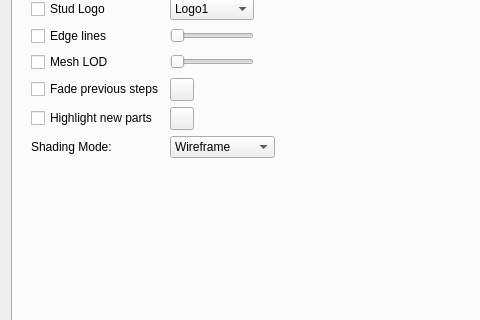
First picture: the form in qt/lc_qpreferencesdialog.ui, repository leozide/leocad, before the edit; both pictures show x 0 to 480 and y 85 to 405 of the 598 by 505 pixel window.
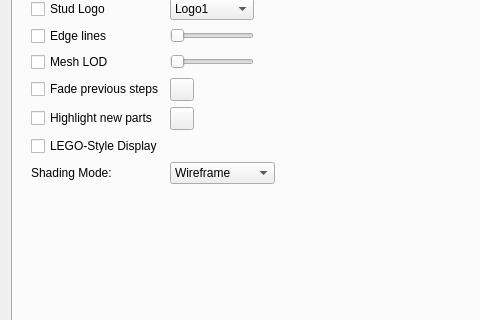
Second picture: the form after the edit. The open tabs and pages were chosen to show the change. Icons and pictures are not drawn.

Commit message: LEGO-Style Dispaly

The edit to the form file:
```diff
--- a/qt/lc_qpreferencesdialog.ui
+++ b/qt/lc_qpreferencesdialog.ui
@@ -522,6 +522,13 @@
             </property>
            </widget>
           </item>
+          <item row="6" column="0">
+           <widget class="QCheckBox" name="LegoStyleDisplay">
+            <property name="text">
+             <string>LEGO-Style Display</string>
+            </property>
+           </widget>
+          </item>
          </layout>
         </widget>
        </item>
```
Left out of the diff: 1 changed line with no effect on the pictures. The commit also changes 16 other files.
